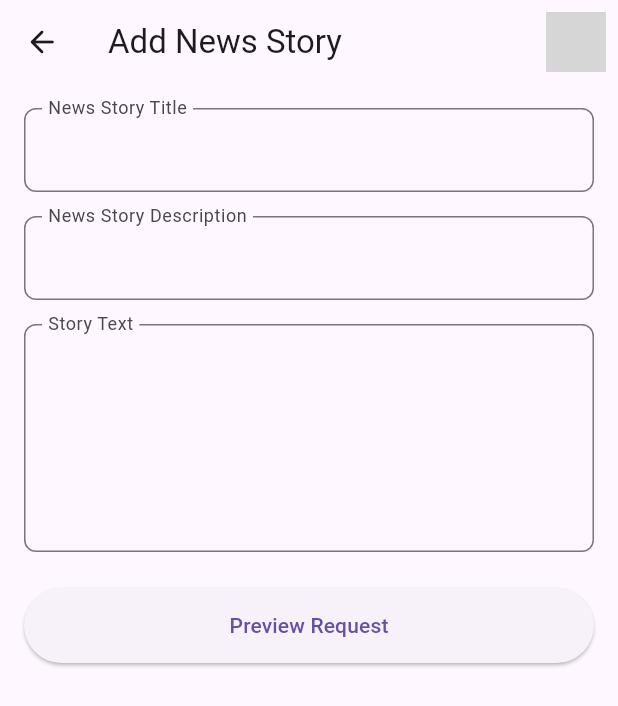
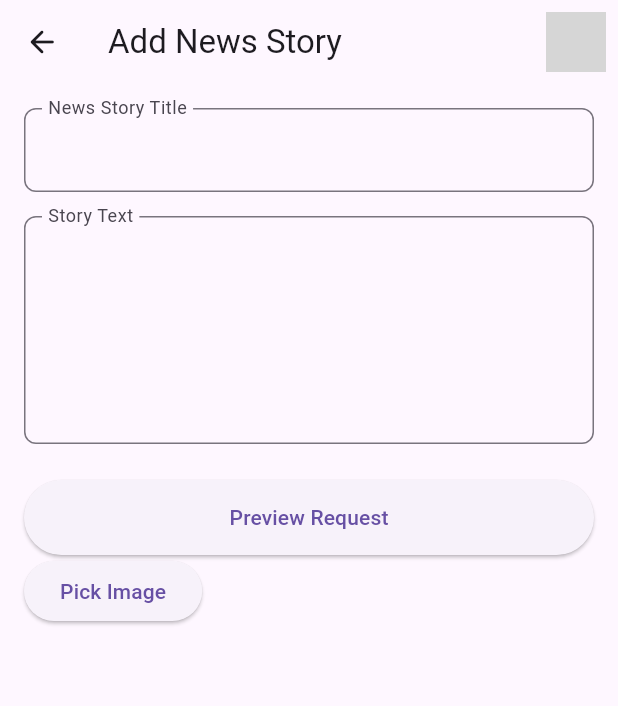
Before and after one commit to mdhvsk/Umee-news, a Flutter app: the StoryFormScreen screen opened directly, on a phone screen of 412 x 824 dp. Shown: the top 706 px of the screen. Run offline on Flutter 3.47's test engine with Material 3 defaults, Android fonts, the phone set to English and light mode, and no system bars; our stand-ins replace flutter_dotenv, image_picker, supabase_flutter; accounts and stored records are empty; network calls fail; grey boxes are pictures that could not be loaded.

Commit message:
image upload added

```diff
--- a/app/lib/ui/screens/story_form_screen.dart
+++ b/app/lib/ui/screens/story_form_screen.dart
@@ -1,6 +1,10 @@
 import 'dart:io';
-
+import 'package:app/core/services/supabase_client.dart';
 import 'package:flutter/material.dart';
+import 'package:flutter_dotenv/flutter_dotenv.dart';
+import 'package:image_picker/image_picker.dart';
+import 'package:supabase_flutter/supabase_flutter.dart';
+import 'package:path/path.dart' as path;
 
 class StoryFormScreen extends StatefulWidget {
   const StoryFormScreen({super.key});
@@ -13,6 +17,63 @@ class _StoryFormScreenState extends State<StoryFormScreen> {
   final TextEditingController _titleController = TextEditingController();
   final TextEditingController _subtitleController = TextEditingController();
   final TextEditingController _storyController = TextEditingController();
+  File? _image;
+  final ImagePicker _picker = ImagePicker();
+  bool _isUploading = false;
+  late SupabaseClient _client;
+  static String get supabaseBucketName => dotenv.env['SUPABASE_BUCKET_NAME'] ?? "";
+
+
+  _StoryFormScreenState() {
+    _initializeClient();
+  }
+
+  Future<void> _initializeClient() async {
+    final instance = await SupabaseClientSingleton.instance;
+    _client = instance.client;
+  }
+
+  Future<void> _pickImage() async {
+    final XFile? pickedFile =
+        await _picker.pickImage(source: ImageSource.gallery);
+    if (pickedFile != null) {
+      setState(() {
+        _image = File(pickedFile.path);
+      });
+    }
+  }
+
+  Future<void> _uploadImage() async {
+    if (_image == null) return;
+
+    setState(() {
+      _isUploading = true;
+    });
+
+    try {
+      final String fileName = path.basename(_image!.path);
+      final fileExtension = path.extension(fileName);
+      final String filePath =
+          'uploads/${DateTime.now().toIso8601String()}$fileExtension';
+
+      await _client.storage
+          .from(supabaseBucketName) // Replace with your bucket name
+          .upload(filePath, _image!);
+
+      ScaffoldMessenger.of(context).showSnackBar(
+        const SnackBar(content: Text('Image uploaded successfully!')),
+      );
+    } catch (error) {
+      ScaffoldMessenger.of(context).showSnackBar(
+        SnackBar(content: Text('Error uploading image: $error')),
+      );
+    } finally {
+      setState(() {
+        _isUploading = false;
+      });
+    }
+  }
+
 
   @override
   Widget build(BuildContext context) {
@@ -46,11 +107,6 @@ class _StoryFormScreenState extends State<StoryFormScreen> {
                     maxLines: 1),
                 SizedBox(height: 16),
                 _buildInputField(
-                    controller: _subtitleController,
-                    label: 'News Story Description',
-                    maxLines: 1),
-                SizedBox(height: 16),
-                _buildInputField(
                     controller: _storyController,
                     label: 'Story Text',
                     maxLines: 5),
@@ -63,11 +119,26 @@ class _StoryFormScreenState extends State<StoryFormScreen> {
                   style: ElevatedButton.styleFrom(
                     minimumSize: Size(double.infinity, 50),
                   ),
-                )
+                ),
+                        ElevatedButton(
+          onPressed: _pickImage,
+          child: const Text('Pick Image'),
+        ),
+        const SizedBox(height: 20),
+        if (_image != null) ...[
+          Image.file(_image!, height: 200),
+          const SizedBox(height: 20),
+          ElevatedButton(
+            onPressed: _isUploading ? null : _uploadImage,
+            child: _isUploading
+                ? const CircularProgressIndicator()
+                : const Text('Upload to Supabase'),
+          ),
               ],
-            )));
+            ])));
   }
 }
+
 
 Widget _buildInputField(
     {required TextEditingController controller,
@@ -77,8 +148,8 @@ Widget _buildInputField(
     controller: controller,
     decoration: InputDecoration(
       labelText: label,
-              alignLabelWithHint: false,
-        floatingLabelBehavior: FloatingLabelBehavior.always,
+      alignLabelWithHint: false,
+      floatingLabelBehavior: FloatingLabelBehavior.always,
 
       // prefixIcon: Icon(icon),
       border: OutlineInputBorder(
--- a/app/pubspec.yaml
+++ b/app/pubspec.yaml
@@ -37,6 +37,9 @@ dependencies:
   cupertino_icons: ^1.0.6
   supabase_flutter: ^2.5.9
   flutter_dotenv: ^5.0.2
+  image_picker: ^1.0.0
+
+
 
 
 
```
Also changed, not shown: app/pubspec.lock, 5 other files.
